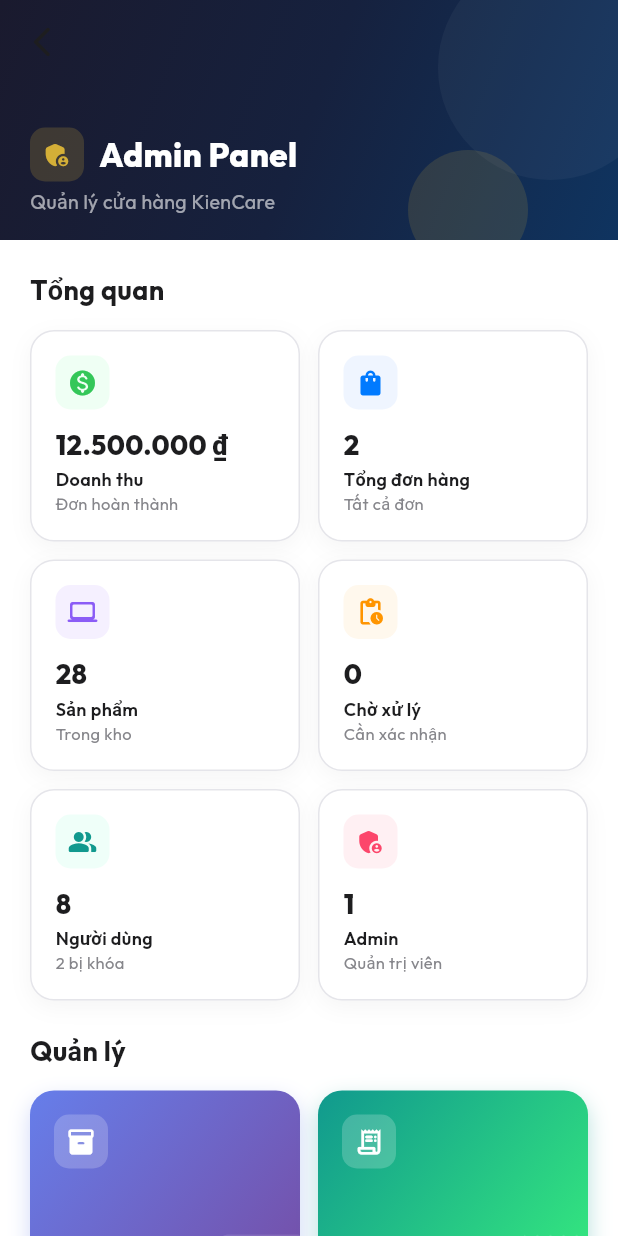
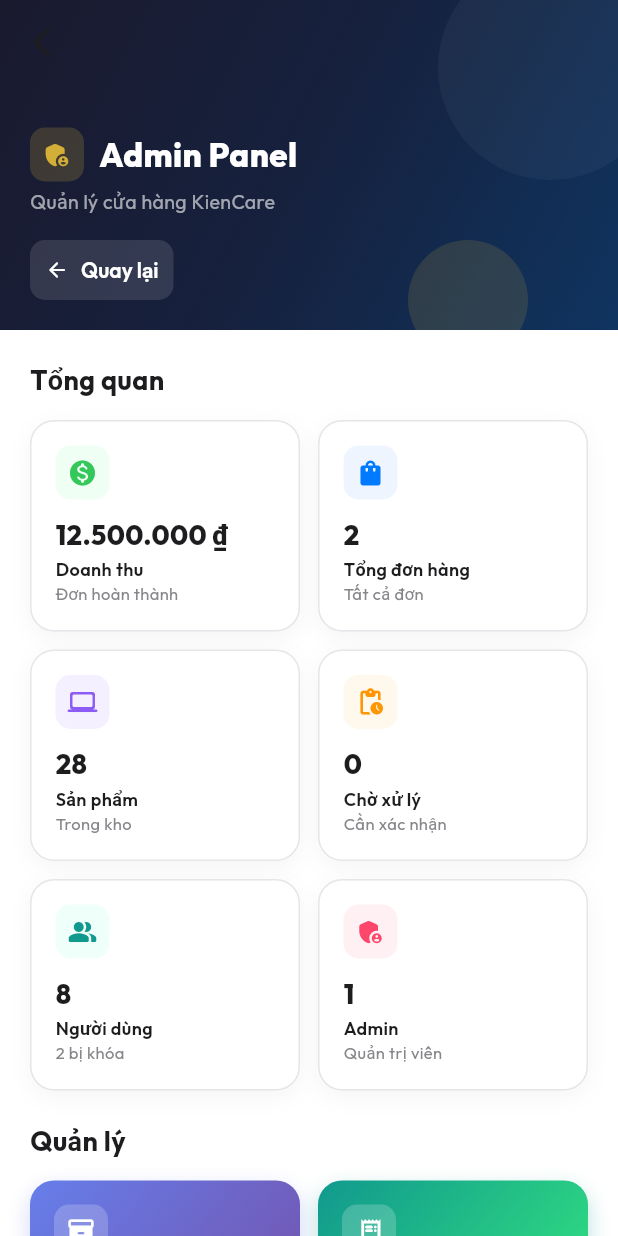
Before and after one commit to kienle1231/PRM, a Flutter app: the AdminDashboardScreen screen opened by its route, on a phone screen of 412 x 824 dp. Run offline on Flutter 3.47's test engine with Material 3 defaults, Android fonts, the phone set to English and light mode, and no system bars; our stand-ins replace badges, cached_network_image, carousel_slider, cloud_firestore, firebase_auth, firebase_core and 9 more; accounts and stored records are empty.

Commit message:
update admin

```diff
--- a/lib/views/admin/admin_dashboard_screen.dart
+++ b/lib/views/admin/admin_dashboard_screen.dart
@@ -27,6 +27,19 @@ class _AdminDashboardScreenState extends State<AdminDashboardScreen> {
     });
   }
 
+  void _goBack() {
+    if (Navigator.canPop(context)) {
+      Navigator.pop(context);
+      return;
+    }
+
+    Navigator.pushReplacementNamed(
+      context,
+      AppRoutes.main,
+      arguments: 4,
+    );
+  }
+
   @override
   Widget build(BuildContext context) {
     return Scaffold(
@@ -50,19 +63,24 @@ class _AdminDashboardScreenState extends State<AdminDashboardScreen> {
             slivers: [
               // ── Premium Header ────────────────────────────────────────────
               SliverAppBar(
-                expandedHeight: 160,
+                expandedHeight: 220,
                 pinned: true,
                 backgroundColor: AppColors.primary,
                 foregroundColor: Colors.white,
                 leading: IconButton(
                   icon: const Icon(Icons.arrow_back_ios_new_rounded),
-                  onPressed: () => Navigator.pop(context),
+                  onPressed: _goBack,
+                  tooltip: 'Quay lại',
                 ),
                 flexibleSpace: FlexibleSpaceBar(
                   background: Container(
                     decoration: const BoxDecoration(
                       gradient: LinearGradient(
-                        colors: [Color(0xFF1A1A2E), Color(0xFF16213E), Color(0xFF0F3460)],
+                        colors: [
+                          Color(0xFF1A1A2E),
+                          Color(0xFF16213E),
+                          Color(0xFF0F3460)
+                        ],
                         begin: Alignment.topLeft,
                         end: Alignment.bottomRight,
                       ),
@@ -90,7 +108,8 @@ class _AdminDashboardScreenState extends State<AdminDashboardScreen> {
                             height: 80,
                             decoration: BoxDecoration(
                               shape: BoxShape.circle,
-                              color: AppColors.secondary.withValues(alpha: 0.15),
+                              color:
+                                  AppColors.secondary.withValues(alpha: 0.15),
                             ),
                           ),
                         ),
@@ -105,11 +124,14 @@ class _AdminDashboardScreenState extends State<AdminDashboardScreen> {
                                   Container(
                                     padding: const EdgeInsets.all(8),
                                     decoration: BoxDecoration(
-                                      color: AppColors.secondary.withValues(alpha: 0.2),
+                                      color: AppColors.secondary
+                                          .withValues(alpha: 0.2),
                                       borderRadius: BorderRadius.circular(10),
                                     ),
-                                    child: const Icon(Icons.admin_panel_settings_rounded,
-                                        color: AppColors.secondary, size: 20),
+                                    child: const Icon(
+                                        Icons.admin_panel_settings_rounded,
+                                        color: AppColors.secondary,
+                                        size: 20),
                                   ),
                                   const SizedBox(width: 10),
                                   const Text(
@@ -128,6 +150,27 @@ class _AdminDashboardScreenState extends State<AdminDashboardScreen> {
                                 style: TextStyle(
                                   color: Colors.white.withValues(alpha: 0.6),
                                   fontSize: 13,
+                                ),
+                              ),
+                              const SizedBox(height: 12),
+                              TextButton.icon(
+                                onPressed: _goBack,
+                                icon: const Icon(
+                                  Icons.arrow_back_rounded,
+                                  size: 16,
+                                ),
+                                label: const Text('Quay lại'),
+                                style: TextButton.styleFrom(
+                                  foregroundColor: Colors.white,
+                                  backgroundColor:
+                                      Colors.white.withValues(alpha: 0.12),
+                                  padding: const EdgeInsets.symmetric(
+                                    horizontal: 10,
+                                    vertical: 6,
+                                  ),
+                                  shape: RoundedRectangleBorder(
+                                    borderRadius: BorderRadius.circular(10),
+                                  ),
                                 ),
                               ),
                             ],
@@ -273,7 +316,8 @@ class _AdminDashboardScreenState extends State<AdminDashboardScreen> {
                               begin: Alignment.topLeft,
                               end: Alignment.bottomRight,
                             ),
-                            onTap: () => Navigator.pushNamed(context, AppRoutes.adminProducts),
+                            onTap: () => Navigator.pushNamed(
+                                context, AppRoutes.adminProducts),
                           ),
                           _MenuCard(
                             icon: Icons.receipt_long_rounded,
@@ -284,7 +328,8 @@ class _AdminDashboardScreenState extends State<AdminDashboardScreen> {
                               begin: Alignment.topLeft,
                               end: Alignment.bottomRight,
                             ),
-                            onTap: () => Navigator.pushNamed(context, AppRoutes.adminOrders),
+                            onTap: () => Navigator.pushNamed(
+                                context, AppRoutes.adminOrders),
                           ),
                           _MenuCard(
                             icon: Icons.bar_chart_rounded,
@@ -295,7 +340,8 @@ class _AdminDashboardScreenState extends State<AdminDashboardScreen> {
                               begin: Alignment.topLeft,
                               end: Alignment.bottomRight,
                             ),
-                            onTap: () => Navigator.pushNamed(context, AppRoutes.adminRevenue),
+                            onTap: () => Navigator.pushNamed(
+                                context, AppRoutes.adminRevenue),
                           ),
                           _MenuCard(
                             icon: Icons.people_alt_rounded,
@@ -306,7 +352,8 @@ class _AdminDashboardScreenState extends State<AdminDashboardScreen> {
                               begin: Alignment.topLeft,
                               end: Alignment.bottomRight,
                             ),
-                            onTap: () => Navigator.pushNamed(context, AppRoutes.adminUsers),
+                            onTap: () => Navigator.pushNamed(
+                                context, AppRoutes.adminUsers),
                           ),
                           _MenuCard(
                             icon: Icons.refresh_rounded,
@@ -319,7 +366,9 @@ class _AdminDashboardScreenState extends State<AdminDashboardScreen> {
                             ),
                             onTap: () {
                               context.read<OrderViewModel>().fetchAllOrders();
-                              context.read<ProductViewModel>().loadAdminProducts();
+                              context
+                                  .read<ProductViewModel>()
+                                  .loadAdminProducts();
                               context.read<UserAdminViewModel>().loadUsers();
                               ScaffoldMessenger.of(context).showSnackBar(
                                 const SnackBar(
@@ -358,14 +407,16 @@ class _AdminDashboardScreenState extends State<AdminDashboardScreen> {
                               ),
                             ),
                             TextButton(
-                              onPressed: () =>
-                                  Navigator.pushNamed(context, AppRoutes.adminOrders),
+                              onPressed: () => Navigator.pushNamed(
+                                  context, AppRoutes.adminOrders),
                               child: const Text('Xem tất cả'),
                             ),
                           ],
                         ),
                         const SizedBox(height: 10),
-                        ...orders.take(3).map((o) => _RecentOrderTile(order: o)),
+                        ...orders
+                            .take(3)
+                            .map((o) => _RecentOrderTile(order: o)),
                       ],
                     ),
                   ),
@@ -495,7 +546,8 @@ class _MenuCard extends StatelessWidget {
             Positioned(
               right: -10,
               bottom: -10,
-              child: Icon(icon, size: 70, color: Colors.white.withValues(alpha: 0.12)),
+              child: Icon(icon,
+                  size: 70, color: Colors.white.withValues(alpha: 0.12)),
             ),
             Padding(
               padding: const EdgeInsets.all(16),
@@ -580,7 +632,8 @@ class _RecentOrderTile extends StatelessWidget {
               borderRadius: BorderRadius.circular(10),
             ),
             alignment: Alignment.center,
-            child: Text(order.status.icon, style: const TextStyle(fontSize: 18)),
+            child:
+                Text(order.status.icon, style: const TextStyle(fontSize: 18)),
           ),
           const SizedBox(width: 12),
           Expanded(
@@ -589,11 +642,13 @@ class _RecentOrderTile extends StatelessWidget {
               children: [
                 Text(
                   order.customerName,
-                  style: const TextStyle(fontWeight: FontWeight.w600, fontSize: 13),
+                  style: const TextStyle(
+                      fontWeight: FontWeight.w600, fontSize: 13),
                 ),
                 Text(
                   '#${order.id.substring(0, order.id.length.clamp(0, 8))}',
-                  style: const TextStyle(color: AppColors.textSecondary, fontSize: 11),
+                  style: const TextStyle(
+                      color: AppColors.textSecondary, fontSize: 11),
                 ),
               ],
             ),
```
Also changed, not shown: 1 other file.
